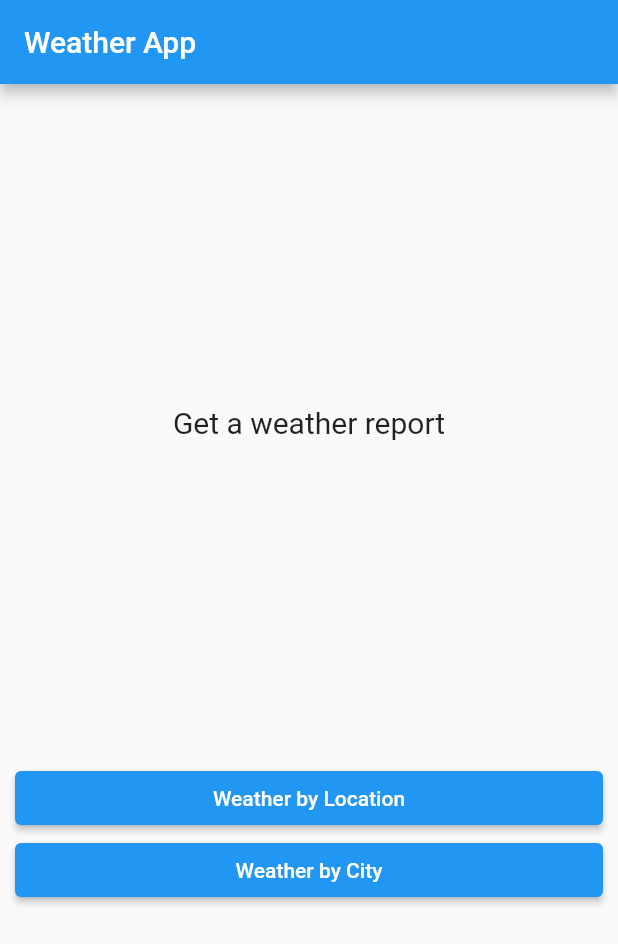
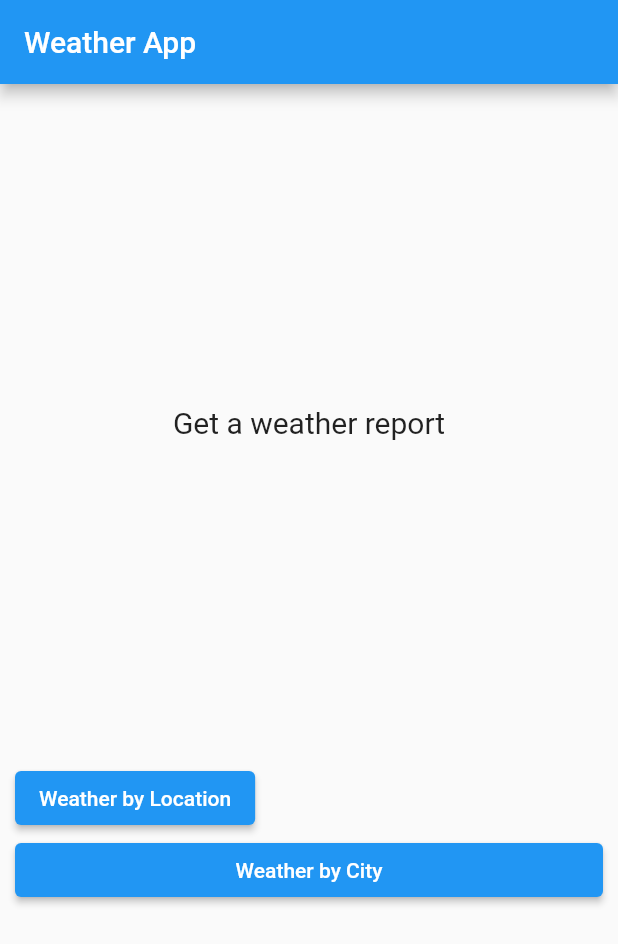
Before and after one commit to kreeztoph/weatherapp, a Flutter app: the screen it shows after launch, on a phone screen of 412 x 824 dp. Shown: the top 944 px of the screen. Run offline on Flutter 3.47's test engine with Material 2 defaults, Android fonts, the phone set to English and light mode, and no system bars; our stand-ins replace bloc, dartz, equatable, flutter_bloc, get_it, shared_preferences; missing offline and left inert: cross_connectivity.

Commit message:
Working on location from geolocator

```diff
--- a/lib/features/weather/presentation/pages/weather_page.dart
+++ b/lib/features/weather/presentation/pages/weather_page.dart
@@ -79,11 +79,9 @@ class _WeatherControlState extends State<WeatherControl> {
       children: [
         Row(
           children: [
-            Expanded(
-              child: ElevatedButton(
-                onPressed: () {},
-                child: const Text('Weather by Location'),
-              ),
+            ElevatedButton(
+              onPressed: () {},
+              child: const Text('Weather by Location'),
             ),
           ],
         ),
--- a/pubspec.yaml
+++ b/pubspec.yaml
@@ -18,6 +18,7 @@ dependencies:
   cross_connectivity: ^3.0.5
   http: ^0.13.4
   shared_preferences: ^2.0.15
+  geolocator : ^9.0.1
 
 
 
```
Also changed, not shown: lib/core/location/location_info.dart (added), pubspec.lock, 5 other files.
